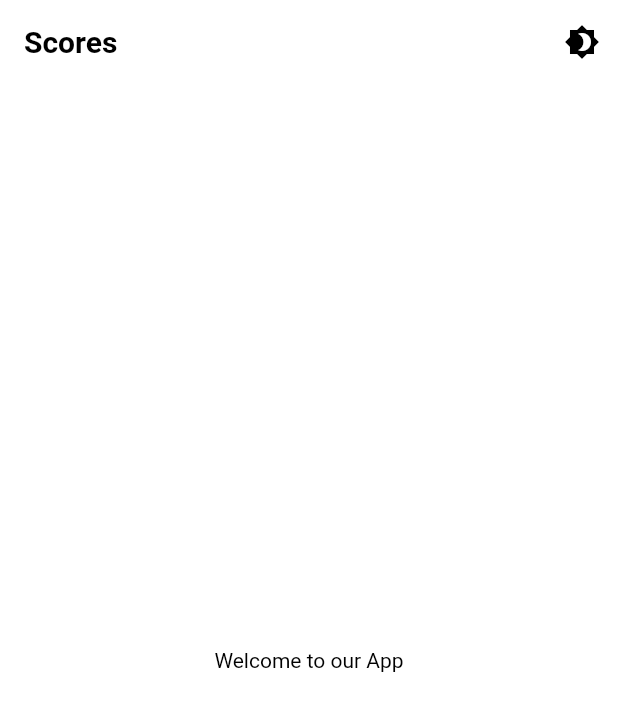
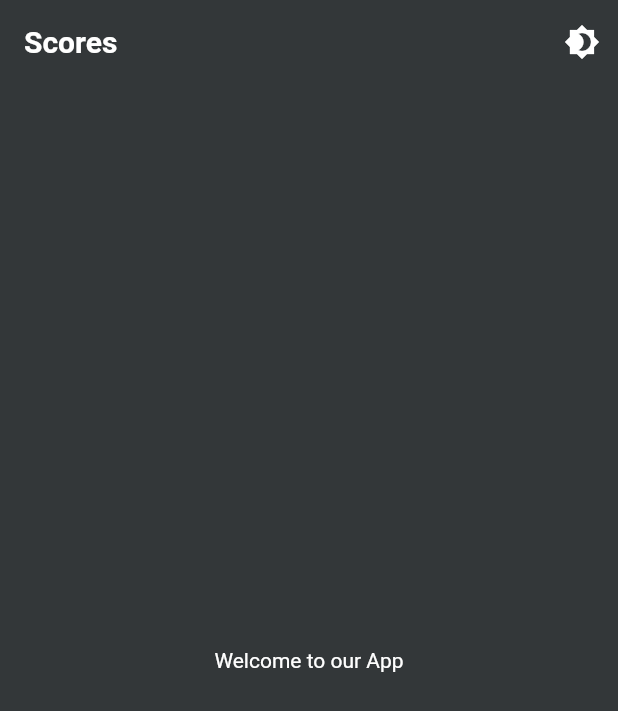
Before and after one commit to MedhatMohamed5/football_score, a Flutter app: the screen it shows after launch, after a tap on the "brightness 4" icon, on a phone screen of 412 x 824 dp. Shown: the top 711 px of the screen. Run offline on Flutter 3.47's test engine with Material 2 defaults, Android fonts, the phone set to English and light mode, and no system bars; our stand-ins replace flutter_bloc, hexcolor; Roboto replaces fonts that are missing (Jannah).

Commit message:
Make light theme is the default for now, remove debug banner

```diff
--- a/lib/app/cubit/app_cubit.dart
+++ b/lib/app/cubit/app_cubit.dart
@@ -13,12 +13,12 @@ class AppCubit extends Cubit<AppState> {
   void changeTheme(BuildContext context) {
     currentThemeMode ??= ThemeMode.system;
 
-    if (currentThemeMode != ThemeMode.dark) {
+    if (currentThemeMode != ThemeMode.light) {
+      currentTheme = LightTheme.of(context);
+      currentThemeMode = ThemeMode.light;
+    } else {
       currentTheme = DarkTheme.of(context);
       currentThemeMode = ThemeMode.dark;
-    } else {
-      currentTheme = LightTheme.of(context);
-      currentThemeMode = ThemeMode.light;
     }
 
     emit(AppThemeChange());
--- a/lib/app/screens/app_start.dart
+++ b/lib/app/screens/app_start.dart
@@ -13,6 +13,7 @@ class AppStart extends StatelessWidget {
       child: BlocConsumer<AppCubit, AppState>(
           builder: (context, state) {
             return MaterialApp(
+              debugShowCheckedModeBanner: false,
               title: 'Flutter Demo',
               theme: context.read<AppCubit>().currentTheme,
               home: Scaffold(
```
